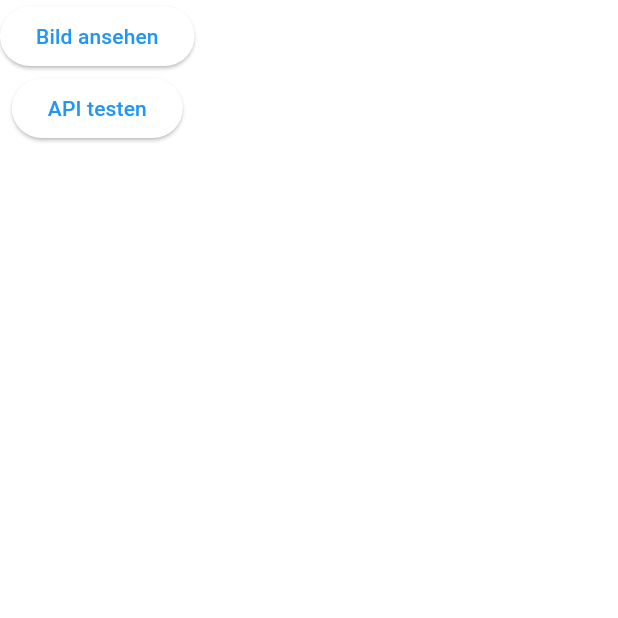
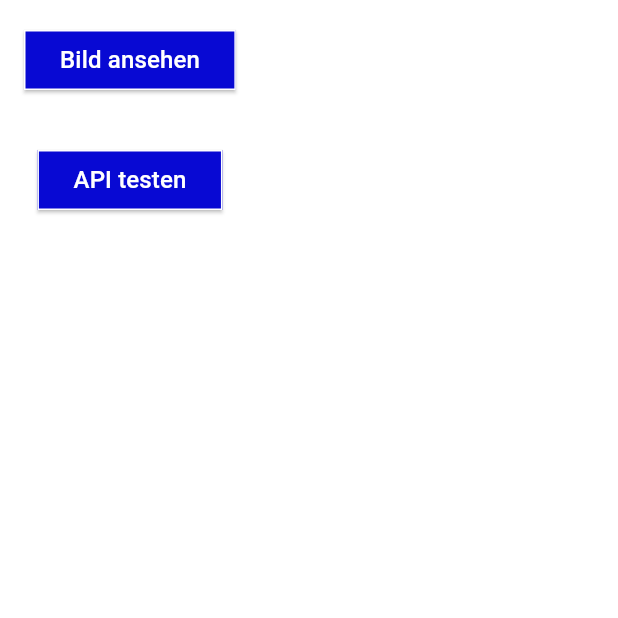
Before and after one commit to disC-SketchySounds/flutter_app, a Flutter app: the GenerationView screen opened directly with empty values, on a phone screen of 412 x 824 dp, the top half of it. Run offline on Flutter 3.47's test engine with Material 3 defaults, Android fonts, the phone set to English and light mode, and no system bars; Roboto replaces fonts that are missing (Compagnon).

Commit message:
Updated layouts and button design.

```diff
--- /dev/null
+++ b/lib/resources/blue_button.dart
@@ -0,0 +1,39 @@
+import 'package:flutter/material.dart';
+
+import 'app_colors.dart';
+
+class BlueButton extends StatelessWidget {
+  final VoidCallback onPressed;
+  final double height;
+  final String text;
+  final Color color;
+
+  const BlueButton({
+    super.key,
+    required this.onPressed,
+    this.height = 45,
+    required this.text,
+    this.color = AppColors.blue
+  });
+
+  @override
+  Widget build(BuildContext context) {
+    return Padding(
+      padding: const EdgeInsets.all(16),
+      child: ElevatedButton(
+        onPressed: onPressed,
+        style: ElevatedButton.styleFrom(
+          foregroundColor: AppColors.white, backgroundColor: color, // Text color
+          shape: RoundedRectangleBorder(
+            borderRadius: BorderRadius.circular(0.0),
+            side: const BorderSide(color: AppColors.white),
+          ),
+        ),
+            child: Text(
+              text,
+              style: const TextStyle(fontSize: 16),
+            ),
+          ),
+    );
+  }
+}
--- a/lib/views/analysis_view.dart
+++ b/lib/views/analysis_view.dart
@@ -1,4 +1,5 @@
 import 'package:flutter/material.dart';
+import 'package:flutter_app/resources/blue_button.dart';
 
 class AnalysisView extends StatelessWidget {
 
@@ -9,11 +10,11 @@ class AnalysisView extends StatelessWidget {
   Widget build(BuildContext context) {
     return Scaffold(
       body: Center(
-          child: ElevatedButton(
+          child: BlueButton(
             onPressed: () {
               onButtonPressed();
             },
-            child: const Text('zurück'),
+            text: 'zurück'
           )
       ),
     );
--- a/lib/views/generation_view.dart
+++ b/lib/views/generation_view.dart
@@ -1,5 +1,6 @@
 import 'package:flutter/material.dart';
 import 'package:flutter_app/api/api_service.dart';
+import 'package:flutter_app/resources/blue_button.dart';
 
 class GenerationView extends StatelessWidget {
 
@@ -15,17 +16,18 @@ class GenerationView extends StatelessWidget {
     return Scaffold(
       body: Column(
         children:[
-          ElevatedButton(
+          BlueButton(
             onPressed: () {
               onButtonPressed();
             },
-            // TODO: Remove this as soon as mock api returns generated image
-            child: const Text('Bild ansehen'),
+            text: 'Bild ansehen',
+
           ),
-          ElevatedButton(
+          BlueButton(
             onPressed: () {
               testAPI();
-            }, child: const Text('API testen'),
+            },
+            text: 'API testen',
           )
         ]
       ),
--- a/lib/views/intro_view.dart
+++ b/lib/views/intro_view.dart
@@ -1,4 +1,5 @@
 import 'package:flutter/material.dart';
+import 'package:flutter_app/resources/blue_button.dart';
 import 'home_view.dart';
 
 class IntroView extends StatelessWidget {
@@ -16,14 +17,14 @@ class IntroView extends StatelessWidget {
           ),
           Padding(
             padding: const EdgeInsets.all(10.0),
-            child: ElevatedButton(
+            child: BlueButton(
               onPressed: () {
                 Navigator.pushReplacement(
                   context,
                   MaterialPageRoute(builder: (context) => const HomeView()),
                 );
               },
-              child: const Text('Los geht\'s!'),
+              text: 'Los geht\'s!',
             ),
           ),
         ]),
```
Also changed, not shown: lib/display_image/image_viewer.dart (added, +43 -0 lines), lib/views/drawing_view.dart (+8 -6 lines), lib/views/score_view.dart (+48 -7 lines), 1 other file.
